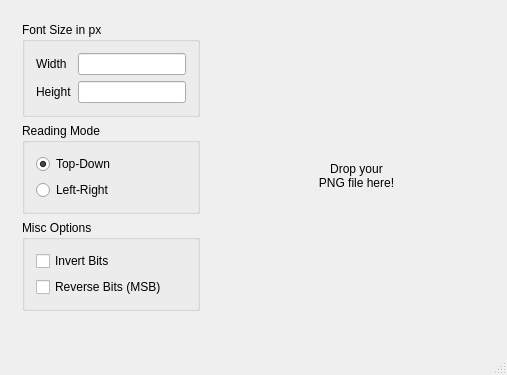
Qt form mainwindow.ui (ayoy/font2bytes) before a commit.
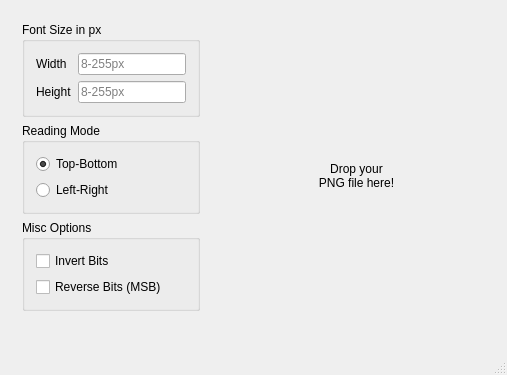
The same form after that commit.

Commit message: Handle text input and adjust config according to selection in UI

What changed in the file:
```diff
--- a/mainwindow.ui
+++ b/mainwindow.ui
@@ -38,7 +38,11 @@
            </widget>
           </item>
           <item row="0" column="1">
-           <widget class="QLineEdit" name="widthLineEdit"/>
+           <widget class="QLineEdit" name="widthLineEdit">
+            <property name="placeholderText">
+             <string>8-255px</string>
+            </property>
+           </widget>
           </item>
           <item row="1" column="0">
            <widget class="QLabel" name="heightLabel_2">
@@ -48,7 +52,11 @@
            </widget>
           </item>
           <item row="1" column="1">
-           <widget class="QLineEdit" name="heightLineEdit"/>
+           <widget class="QLineEdit" name="heightLineEdit">
+            <property name="placeholderText">
+             <string>8-255px</string>
+            </property>
+           </widget>
           </item>
          </layout>
         </widget>
@@ -62,7 +70,7 @@
           <item>
            <widget class="QRadioButton" name="radioButton">
             <property name="text">
-             <string>Top-Down</string>
+             <string>Top-Bottom</string>
             </property>
             <property name="checked">
              <bool>true</bool>
```
Left out of the diff: 10 changed lines with no effect on the pictures. The commit also changes 4 other files.
